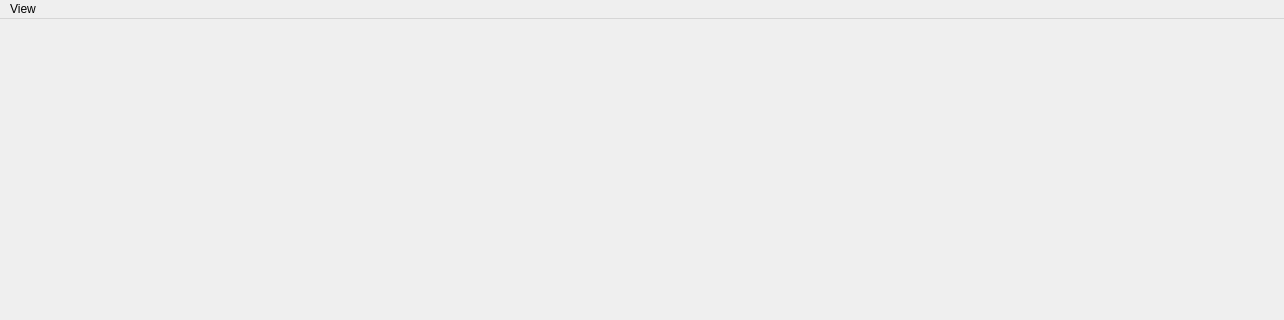
Old version of the form examples/centralwidget/mainwindow.ui in the repository xhk/GuaguaEditer; both pictures show x 0 to 1284 and y 0 to 320 of the 1284 by 757 pixel window.
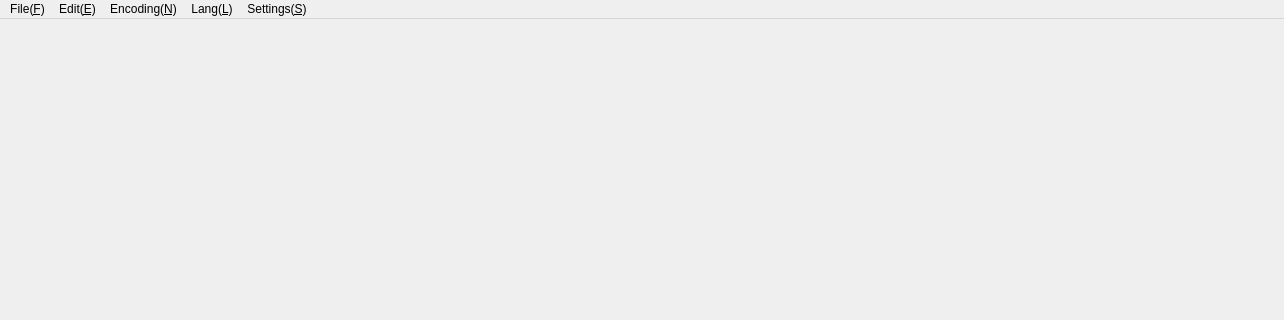
New version of the form. Icons and pictures are not drawn.

Patch:
```diff
--- a/examples/centralwidget/mainwindow.ui
+++ b/examples/centralwidget/mainwindow.ui
@@ -25,12 +25,39 @@
    </property>
    <widget class="QMenu" name="menuView">
     <property name="title">
-     <string>View</string>
+     <string>File(&amp;F)</string>
     </property>
     <addaction name="actionNew"/>
     <addaction name="actionOpen"/>
+    <addaction name="actionSave"/>
+    <addaction name="actionSave_as"/>
+    <addaction name="actionSave_All"/>
+   </widget>
+   <widget class="QMenu" name="menuEdit">
+    <property name="title">
+     <string>Edit(&amp;E)</string>
+    </property>
+   </widget>
+   <widget class="QMenu" name="menuEncoding">
+    <property name="title">
+     <string>Encoding(&amp;N)</string>
+    </property>
+   </widget>
+   <widget class="QMenu" name="menuLang">
+    <property name="title">
+     <string>Lang(&amp;L)</string>
+    </property>
+   </widget>
+   <widget class="QMenu" name="menuSettings">
+    <property name="title">
+     <string>Settings(&amp;S)</string>
+    </property>
    </widget>
    <addaction name="menuView"/>
+   <addaction name="menuEdit"/>
+   <addaction name="menuEncoding"/>
+   <addaction name="menuLang"/>
+   <addaction name="menuSettings"/>
   </widget>
   <action name="actionNew">
    <property name="text">
```
Left out of the diff: 38 changed lines with no effect on the pictures.
